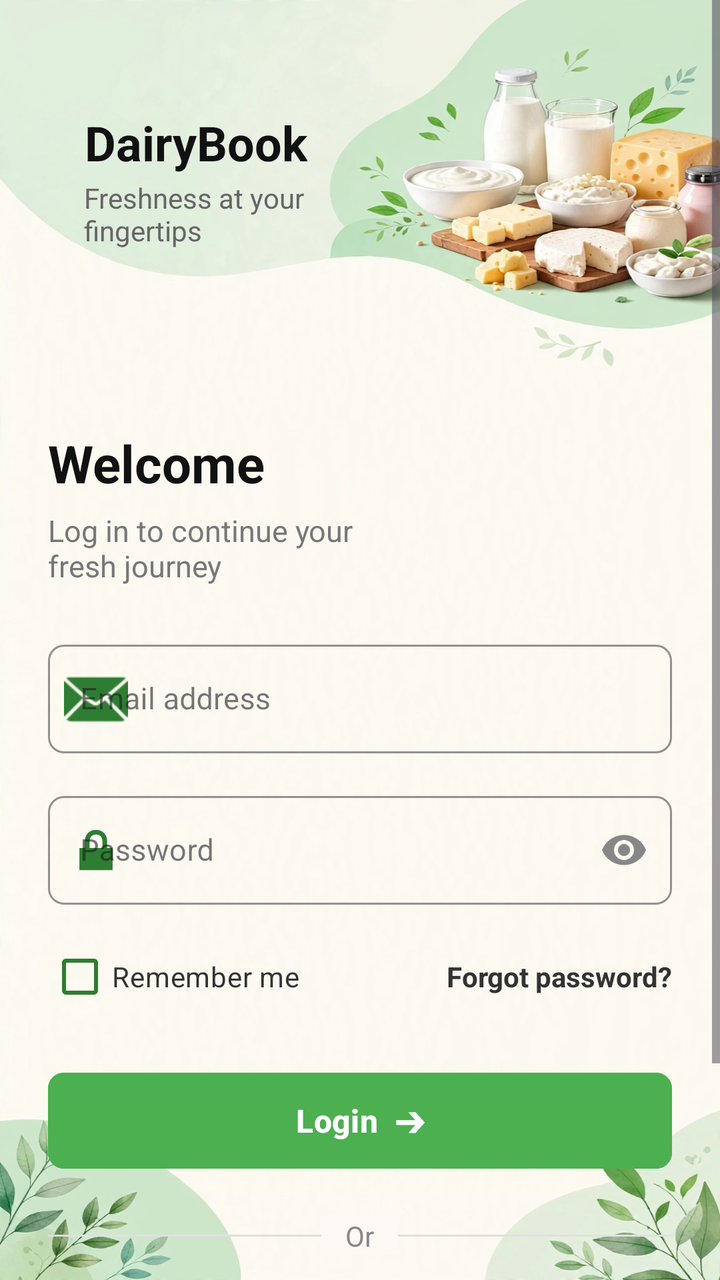
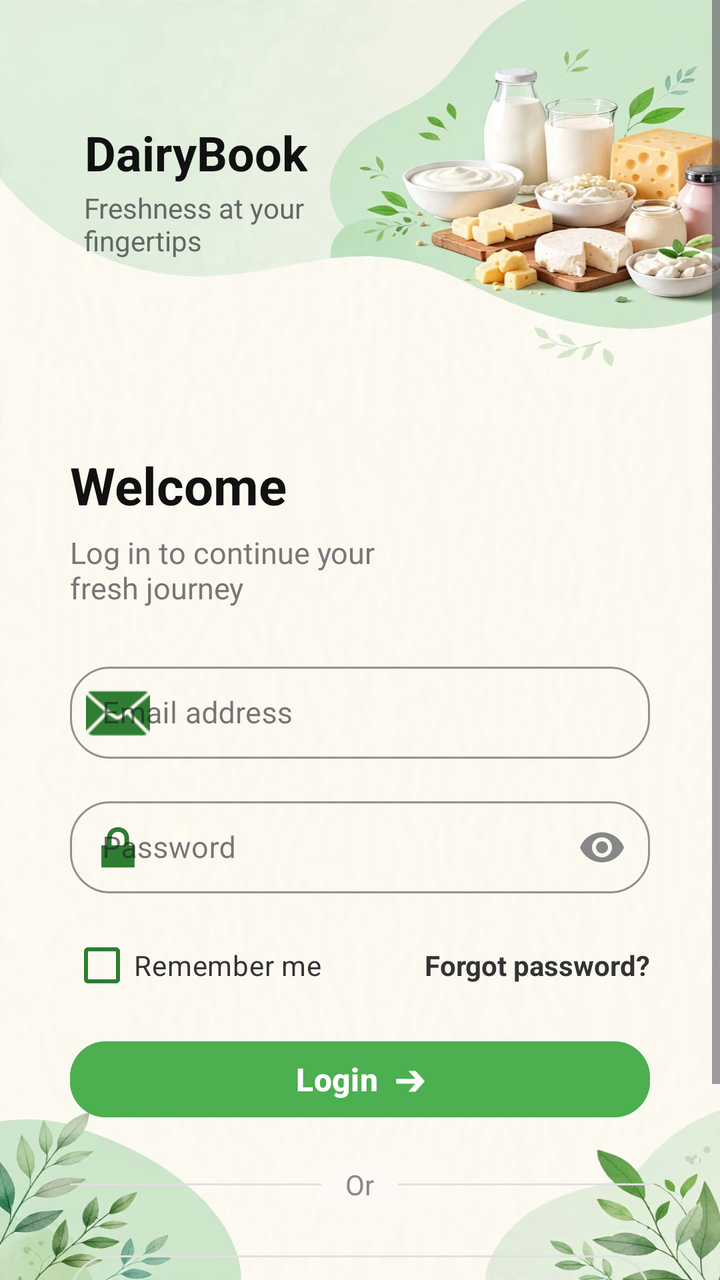

The first picture is an Android layout as it rendered before a commit; the second is the same layout after the commit. The layout source and the unified diff follow.
<!-- AndroidManifest.xml: application theme Theme.DairyBook -->
<!-- res/layout/activity_login.xml -->
<?xml version="1.0" encoding="utf-8"?>
<ScrollView xmlns:android="http://schemas.android.com/apk/res/android"
    xmlns:app="http://schemas.android.com/apk/res-auto"
    android:layout_width="match_parent"
    android:layout_height="match_parent"
    android:background="@drawable/back2"
    android:fillViewport="true">

    <RelativeLayout
        android:layout_width="match_parent"
        android:layout_height="wrap_content">

        
        <RelativeLayout
            android:id="@+id/topHeader"
            android:layout_width="match_parent"
            android:layout_height="190dp"
            android:background="#00FFEFE6"
            android:padding="20dp">

            
            <LinearLayout
                android:layout_width="wrap_content"
                android:layout_height="wrap_content"
               android:layout_marginTop="35dp"
                android:layout_marginStart="2dp"
                android:orientation="vertical"
                >

                <LinearLayout
                    android:layout_width="wrap_content"
                    android:layout_height="wrap_content"
                    android:gravity="center_vertical"
                    android:orientation="horizontal">

                    
                    <ImageView
                        android:layout_width="32dp"
                        android:layout_height="32dp"

                        app:tint="#FF5722" />

                    <TextView
                        android:layout_width="wrap_content"
                        android:layout_height="wrap_content"
                        android:layout_marginStart="-12dp"
                        android:text="DairyBook"
                        android:textColor="#111111"
                        android:textSize="24sp"
                        android:textStyle="bold" />
                </LinearLayout>

                <TextView
                    android:layout_width="wrap_content"
                    android:layout_height="wrap_content"
                    android:layout_marginTop="2dp"
                    android:layout_marginStart="20dp"
                    android:text="Freshness at your\nfingertips"
                    android:textColor="#666666"
                    android:textSize="14sp" />
            </LinearLayout>

        </RelativeLayout>

        
        <LinearLayout
            android:layout_width="match_parent"
            android:layout_height="wrap_content"
            android:layout_below="@id/topHeader"
            android:orientation="vertical"
            android:padding="24dp">

            <TextView
                android:layout_width="wrap_content"
                android:layout_height="wrap_content"
                android:text="Welcome"
                android:textColor="#111111"
                android:textSize="26sp"
                android:textStyle="bold" />

            <TextView
                android:layout_width="wrap_content"
                android:layout_height="wrap_content"
                android:layout_marginTop="6dp"
                android:text="Log in to continue your\nfresh journey"
                android:textColor="#777777"
                android:textSize="15sp" />

            
            <com.google.android.material.textfield.TextInputLayout
                style="@style/Widget.MaterialComponents.TextInputLayout.OutlinedBox"
                android:layout_width="match_parent"
                android:layout_height="wrap_content"
                android:layout_marginTop="24dp"
                app:boxBackgroundColor="#00E8F5E9"
                app:boxCornerRadiusBottomEnd="8dp"
                app:boxCornerRadiusBottomStart="8dp"
                app:boxCornerRadiusTopEnd="8dp"
                app:boxCornerRadiusTopStart="8dp"
                app:boxStrokeColor="#FFE0D3"
                app:startIconDrawable="@android:drawable/ic_dialog_email"
                app:startIconTint="#2E7D32">

                <com.google.android.material.textfield.TextInputEditText
                    android:id="@+id/etEmail"
                    android:layout_width="match_parent"
                    android:layout_height="wrap_content"
                    android:hint="Email address"
                    android:inputType="textEmailAddress"
                    android:textColor="#111111"
                    android:textSize="15sp" />
            </com.google.android.material.textfield.TextInputLayout>

            
            <com.google.android.material.textfield.TextInputLayout
                style="@style/Widget.MaterialComponents.TextInputLayout.OutlinedBox"
                android:layout_width="match_parent"
                android:layout_height="wrap_content"
                android:layout_marginTop="16dp"
                app:boxBackgroundColor="#00E8F5E9"
                app:boxCornerRadiusBottomEnd="8dp"
                app:boxCornerRadiusBottomStart="8dp"
                app:boxCornerRadiusTopEnd="8dp"
                app:boxCornerRadiusTopStart="8dp"
                app:boxStrokeColor="#FFE0D3"
                app:endIconMode="password_toggle"
                app:endIconTint="#878787"
                app:startIconDrawable="@android:drawable/ic_lock_lock"
                app:startIconTint="#2E7D32">

                <com.google.android.material.textfield.TextInputEditText
                    android:id="@+id/etPassword"
                    android:layout_width="match_parent"
                    android:layout_height="wrap_content"
                    android:hint="Password"
                    android:inputType="textPassword"
                    android:textColor="#111111"
                    android:textSize="15sp" />
            </com.google.android.material.textfield.TextInputLayout>

            
            <RelativeLayout
                android:layout_width="match_parent"
                android:layout_height="wrap_content"
                android:layout_marginTop="12dp">

                <CheckBox
                    android:id="@+id/cbRememberMe"
                    android:layout_width="wrap_content"
                    android:layout_height="wrap_content"
                    android:layout_alignParentStart="true"
                    android:buttonTint="#2E7D32"
                    android:text="Remember me"
                    android:textColor="#333333"
                    android:textSize="14sp" />

                <TextView
                    android:id="@+id/tvForgotPassword"
                    android:layout_width="wrap_content"
                    android:layout_height="wrap_content"
                    android:layout_alignParentEnd="true"
                    android:layout_centerVertical="true"
                    android:text="Forgot password?"
                    android:textColor="#333333"
                    android:textSize="14sp"
                    android:textStyle="bold" />
            </RelativeLayout>

            
            <com.google.android.material.button.MaterialButton
                android:id="@+id/btnLogin"
                android:layout_width="match_parent"
                android:layout_height="56dp"
                android:layout_marginTop="20dp"
                android:backgroundTint="#4CAF50"
                android:text="Login  ➔"
                android:textAllCaps="false"
                android:textColor="#FFFFFF"
                android:textSize="16sp"
                android:textStyle="bold"
                app:cornerRadius="8dp" />

            
            <RelativeLayout
                android:layout_width="match_parent"
                android:layout_height="wrap_content"
                android:layout_marginTop="20dp"
                android:layout_marginBottom="20dp">

                <View
                    android:layout_width="match_parent"
                    android:layout_height="1dp"
                    android:layout_centerVertical="true"
                    android:background="#E0E0E0" />

                <TextView
                    android:layout_width="wrap_content"
                    android:layout_height="wrap_content"
                    android:layout_centerInParent="true"
                    android:background="#FFF9F5"
                    android:paddingHorizontal="12dp"
                    android:text="Or"
                    android:textColor="#888888"
                    android:textSize="14sp" />
            </RelativeLayout>

            
            <com.google.android.material.button.MaterialButton
                android:id="@+id/btnGoogleLogin"
                style="@style/Widget.MaterialComponents.Button.OutlinedButton"
                android:layout_width="match_parent"
                android:layout_height="56dp"
                android:text="Continue with Google"
                android:textAllCaps="false"
                android:textColor="#222222"
                android:textSize="15sp"
                app:cornerRadius="4dp"
                app:icon="@android:drawable/ic_dialog_info"
                app:iconGravity="textStart"
                app:iconPadding="10dp"
                app:iconTint="@null"
                app:strokeColor="#E0E0E0"
                app:strokeWidth="1dp" />

            
            <LinearLayout
                android:layout_width="wrap_content"
                android:layout_height="wrap_content"
                android:layout_gravity="center_horizontal"
                android:layout_marginTop="24dp"
                android:orientation="horizontal">

                <TextView
                    android:layout_width="wrap_content"
                    android:layout_height="wrap_content"
                    android:text="Don’t have an account? "
                    android:textColor="#666666"
                    android:textSize="14sp" />

                <TextView
                    android:id="@+id/tvSignUp"
                    android:layout_width="wrap_content"
                    android:layout_height="wrap_content"
                    android:text="Sign up"
                    android:textColor="#FF5722"
                    android:textSize="14sp"
                    android:textStyle="bold" />
            </LinearLayout>

        </LinearLayout>
    </RelativeLayout>
</ScrollView>
<!-- resources referenced by this layout -->
<resources>
  <!-- drawable back2: jpg bitmap (drawable, 110158 bytes) -->
  <style name="Theme.DairyBook" parent="Base.Theme.DairyBook" />
  <style name="Base.Theme.DairyBook" parent="Theme.Material3.DayNight.NoActionBar">
          
          
      </style>
</resources>

<!-- the commit's change to res/layout/activity_login.xml (unified diff, before → after) -->
@@ -22,7 +22,7 @@
             <LinearLayout
                 android:layout_width="wrap_content"
                 android:layout_height="wrap_content"
-               android:layout_marginTop="35dp"
+               android:layout_marginTop="40dp"
                 android:layout_marginStart="2dp"
                 android:orientation="vertical"
                 >
@@ -68,7 +68,7 @@
             android:layout_height="wrap_content"
             android:layout_below="@id/topHeader"
             android:orientation="vertical"
-            android:padding="24dp">
+            android:padding="35dp">
 
             <TextView
                 android:layout_width="wrap_content"
@@ -93,18 +93,18 @@
                 android:layout_height="wrap_content"
                 android:layout_marginTop="24dp"
                 app:boxBackgroundColor="#00E8F5E9"
-                app:boxCornerRadiusBottomEnd="8dp"
-                app:boxCornerRadiusBottomStart="8dp"
-                app:boxCornerRadiusTopEnd="8dp"
-                app:boxCornerRadiusTopStart="8dp"
-                app:boxStrokeColor="#FFE0D3"
+                app:boxCornerRadiusBottomEnd="20dp"
+                app:boxCornerRadiusBottomStart="20dp"
+                app:boxCornerRadiusTopEnd="20dp"
+                app:boxCornerRadiusTopStart="20dp"
+                app:boxStrokeColor="#A7D6A7"
                 app:startIconDrawable="@android:drawable/ic_dialog_email"
                 app:startIconTint="#2E7D32">
 
                 <com.google.android.material.textfield.TextInputEditText
                     android:id="@+id/etEmail"
                     android:layout_width="match_parent"
-                    android:layout_height="wrap_content"
+                    android:layout_height="46dp"
                     android:hint="Email address"
                     android:inputType="textEmailAddress"
                     android:textColor="#111111"
@@ -118,11 +118,11 @@
                 android:layout_height="wrap_content"
                 android:layout_marginTop="16dp"
                 app:boxBackgroundColor="#00E8F5E9"
-                app:boxCornerRadiusBottomEnd="8dp"
-                app:boxCornerRadiusBottomStart="8dp"
-                app:boxCornerRadiusTopEnd="8dp"
-                app:boxCornerRadiusTopStart="8dp"
-                app:boxStrokeColor="#FFE0D3"
+                app:boxCornerRadiusBottomEnd="20dp"
+                app:boxCornerRadiusBottomStart="20dp"
+                app:boxCornerRadiusTopEnd="20dp"
+                app:boxCornerRadiusTopStart="20dp"
+                app:boxStrokeColor="#A7D6A7"
                 app:endIconMode="password_toggle"
                 app:endIconTint="#878787"
                 app:startIconDrawable="@android:drawable/ic_lock_lock"
@@ -131,7 +131,7 @@
                 <com.google.android.material.textfield.TextInputEditText
                     android:id="@+id/etPassword"
                     android:layout_width="match_parent"
-                    android:layout_height="wrap_content"
+                    android:layout_height="46dp"
                     android:hint="Password"
                     android:inputType="textPassword"
                     android:textColor="#111111"
@@ -170,15 +170,16 @@
             <com.google.android.material.button.MaterialButton
                 android:id="@+id/btnLogin"
                 android:layout_width="match_parent"
-                android:layout_height="56dp"
-                android:layout_marginTop="20dp"
+                android:layout_height="46dp"
+                android:layout_marginTop="10dp"
                 android:backgroundTint="#4CAF50"
                 android:text="Login  ➔"
                 android:textAllCaps="false"
+                android:layout_gravity="center"
                 android:textColor="#FFFFFF"
                 android:textSize="16sp"
                 android:textStyle="bold"
-                app:cornerRadius="8dp" />
+                app:cornerRadius="18dp" />
 
             
             <RelativeLayout
@@ -210,12 +211,12 @@
                 style="@style/Widget.MaterialComponents.Button.OutlinedButton"
                 android:layout_width="match_parent"
                 android:layout_height="56dp"
-                android:text="Continue with Google"
+                android:text=" Continue with Google"
                 android:textAllCaps="false"
                 android:textColor="#222222"
                 android:textSize="15sp"
-                app:cornerRadius="4dp"
-                app:icon="@android:drawable/ic_dialog_info"
+                app:cornerRadius="20dp"
+                app:icon="@drawable/google"
                 app:iconGravity="textStart"
                 app:iconPadding="10dp"
                 app:iconTint="@null"
<!-- resource entries referenced after the edit -->
@@ -1,6 +1,7 @@
 <!-- resources referenced by this layout -->
 <resources>
   <!-- drawable back2: jpg bitmap (drawable, 110158 bytes) -->
+  <!-- drawable google: png bitmap (drawable, 20103 bytes) -->
   <style name="Theme.DairyBook" parent="Base.Theme.DairyBook" />
   <style name="Base.Theme.DairyBook" parent="Theme.Material3.DayNight.NoActionBar">
           
